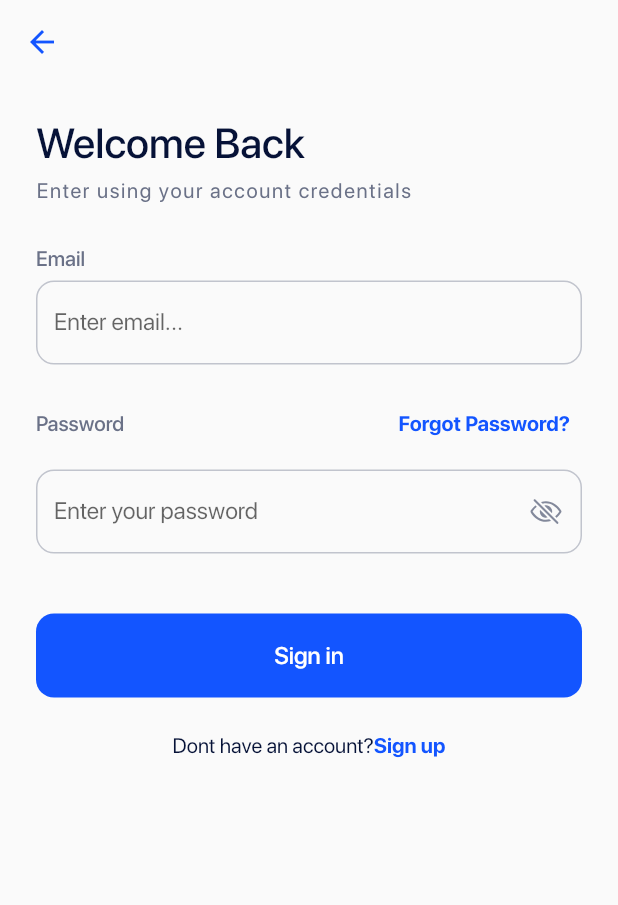
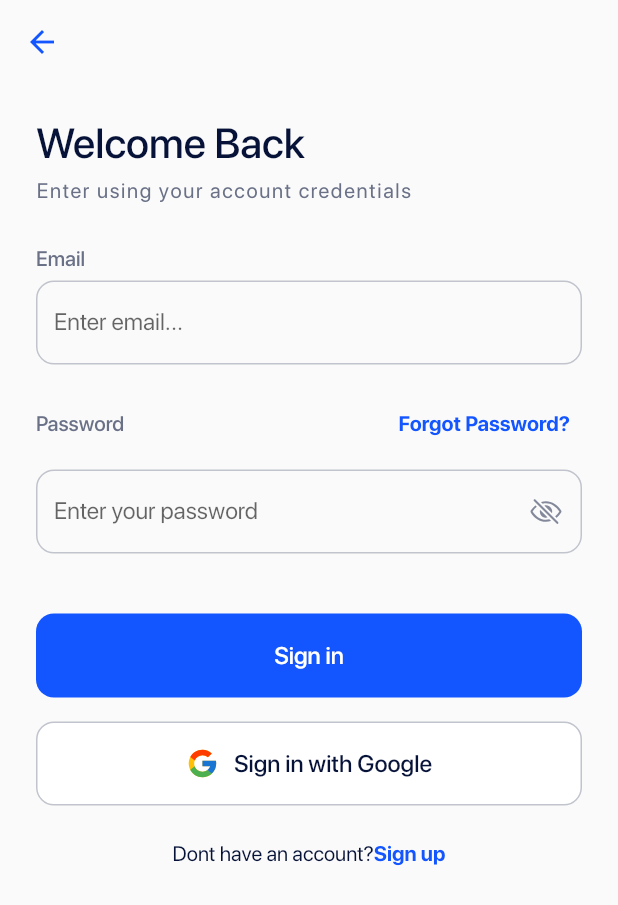
Before and after one commit to packiyaraj-zaigo/AutoPilot, a Flutter app: the screen it shows after launch, after a tap on "Sign in", on a phone screen of 412 x 824 dp. Shown: the top 905 px of the screen. Run offline on Flutter 3.47's test engine with Material 2 defaults, Android fonts, the phone set to English and light mode, and no system bars; our stand-ins replace bloc, csc_picker, equatable, firebase_auth, firebase_core, flutter_bloc and 6 more; missing offline and left inert: alphabet_scroll_view, country_data, fl_country_code_picker, mobile_scanner; accounts and stored records are empty.

Commit message:
google auth

```diff
--- a/lib/Screens/login_signup_screen.dart
+++ b/lib/Screens/login_signup_screen.dart
@@ -1,6 +1,8 @@
 import 'package:auto_pilot/api_provider/api_repository.dart';
 import 'package:auto_pilot/bloc/login_bloc/login_bloc.dart';
 import 'package:auto_pilot/utils/app_colors.dart';
+import 'package:firebase_auth/firebase_auth.dart';
+import 'package:firebase_core/firebase_core.dart';
 import 'package:fl_country_code_picker/fl_country_code_picker.dart';
 import 'package:flutter/cupertino.dart';
 import 'package:flutter/material.dart';
@@ -9,6 +11,7 @@ import 'package:flutter/src/widgets/framework.dart';
 
 import 'package:flutter_bloc/flutter_bloc.dart';
 import 'package:flutter_svg/flutter_svg.dart';
+import 'package:google_sign_in/google_sign_in.dart';
 
 import 'forgot_screen.dart';
 
@@ -293,6 +296,49 @@ class _LoginAndSignupScreenState extends State<LoginAndSignupScreen> {
             ),
           ),
         ),
+        SizedBox(height: 16),
+        GestureDetector(
+          onTap: () async {
+            // final auth = FirebaseAuth.instance;
+            // final signIN = await auth.signInWithProvider(GoogleAuthProvider());
+            // final token = await signIN.user!.uid;
+
+            final googleUser = await GoogleSignIn().signIn();
+            final auth = await googleUser?.authentication;
+            final credential = GoogleAuthProvider.credential(
+              accessToken: auth!.accessToken,
+              idToken: auth.idToken,
+            );
+            FirebaseAuth.instance.signInWithCredential(credential);
+            // await GoogleSignIn().signOut();
+            // print(auth!.accessToken.toString() + ":::::::::::::::::::::");
+            // await FirebaseAuth.instance.signOut();
+          },
+          child: Container(
+            height: 56,
+            alignment: Alignment.center,
+            width: MediaQuery.of(context).size.width,
+            decoration: BoxDecoration(
+              borderRadius: BorderRadius.circular(12),
+              color: Colors.white,
+              border: Border.all(color: Color(0xffC1C4CD)),
+            ),
+            child: Row(
+              mainAxisAlignment: MainAxisAlignment.center,
+              children: [
+                SvgPicture.asset('assets/images/google_icon.svg'),
+                const SizedBox(width: 10),
+                const Text(
+                  "Sign in with Google",
+                  style: TextStyle(
+                      fontSize: 16,
+                      fontWeight: FontWeight.w500,
+                      color: AppColors.primaryTitleColor),
+                ),
+              ],
+            ),
+          ),
+        ),
         Padding(
           padding: const EdgeInsets.only(bottom: 16.0, top: 24),
           child: Container(
@@ -383,12 +429,11 @@ class _LoginAndSignupScreenState extends State<LoginAndSignupScreen> {
                       Navigator.push(
                           context,
                           CupertinoPageRoute(
-                              builder: (BuildContext context) => ResetPassword(
-
-                                  )));
+                              builder: (BuildContext context) =>
+                                  ResetPassword()));
                     },
                     child: const Text("Forgot Password?",
-                        style:  TextStyle(
+                        style: TextStyle(
                             fontSize: 14,
                             fontWeight: FontWeight.w600,
                             color: AppColors.primaryColors)),
--- a/lib/main.dart
+++ b/lib/main.dart
@@ -5,6 +5,7 @@ import 'package:auto_pilot/bloc/login_bloc/login_bloc.dart';
 
 import 'package:auto_pilot/Screens/welcome_screen.dart';
 import 'package:auto_pilot/utils/app_constants.dart';
+import 'package:firebase_core/firebase_core.dart';
 import 'package:flutter/material.dart';
 import 'package:flutter_bloc/flutter_bloc.dart';
 import 'package:shared_preferences/shared_preferences.dart';
@@ -14,6 +15,7 @@ void main() async {
   WidgetsFlutterBinding.ensureInitialized();
   SharedPreferences prefs = await SharedPreferences.getInstance();
   initScreen = prefs.getString(AppConstants.USER_TOKEN);
+  await Firebase.initializeApp();
   runApp(const MyApp());
 }
 
--- a/pubspec.yaml
+++ b/pubspec.yaml
@@ -57,6 +57,7 @@ dependencies:
 
 
   url_launcher: ^6.1.11
+  firebase_core: ^2.14.0
 
 dev_dependencies:
   flutter_test:
```
Also changed, not shown: assets/images/google_icon.svg (added), pubspec.lock, 3 other files.
